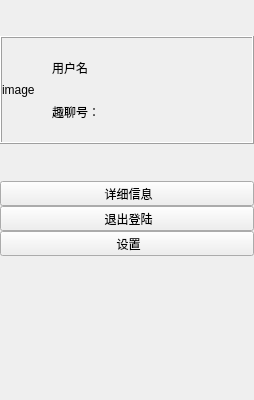
This is customWidget/widgetmine.ui in GhostsLYB/Client as Qt 5 draws it before an edit. The edited form follows.
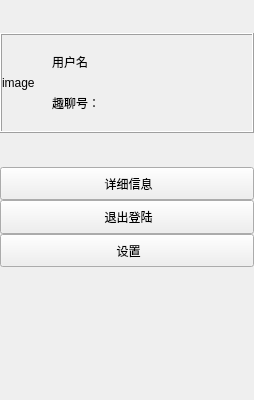
This is the edited form. Icons and pictures are not drawn.

```diff
--- a/customWidget/widgetmine.ui
+++ b/customWidget/widgetmine.ui
@@ -13,7 +13,7 @@
   <property name="windowTitle">
    <string>Form</string>
   </property>
-  <layout class="QVBoxLayout" name="verticalLayout_4" stretch="1,3,1,2,4">
+  <layout class="QVBoxLayout" name="verticalLayout_4" stretch="1,3,1,3,4">
    <property name="spacing">
     <number>0</number>
    </property>
```
